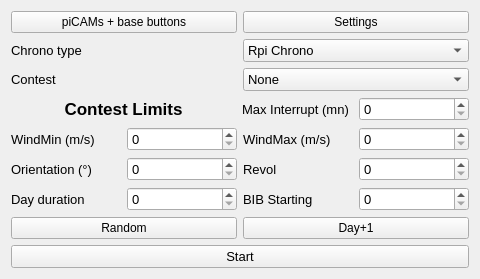
This is F3FChrono/gui/WConfig.ui in jomarin38/F3FChrono as Qt 5 draws it before an edit. The edited form follows.
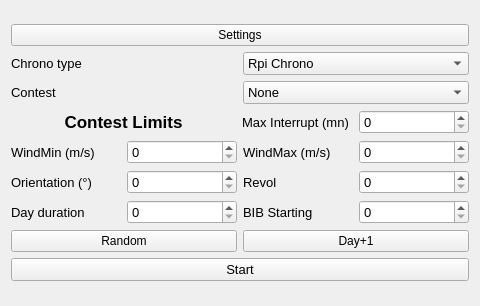
This is the edited form.

What changed in the file:
```diff
--- a/F3FChrono/gui/WConfig.ui
+++ b/F3FChrono/gui/WConfig.ui
@@ -7,7 +7,7 @@
     <x>0</x>
     <y>0</y>
     <width>480</width>
-    <height>273</height>
+    <height>306</height>
    </rect>
   </property>
   <property name="windowTitle">
@@ -18,13 +18,6 @@
     <layout class="QVBoxLayout" name="verticalLayout">
      <item>
       <layout class="QHBoxLayout" name="horizontalLayout_4">
-       <item>
-        <widget class="QPushButton" name="picampaired">
-         <property name="text">
-          <string>piCAMs + base buttons</string>
-         </property>
-        </widget>
-       </item>
        <item>
         <widget class="QPushButton" name="btn_settings">
          <property name="text">
```
